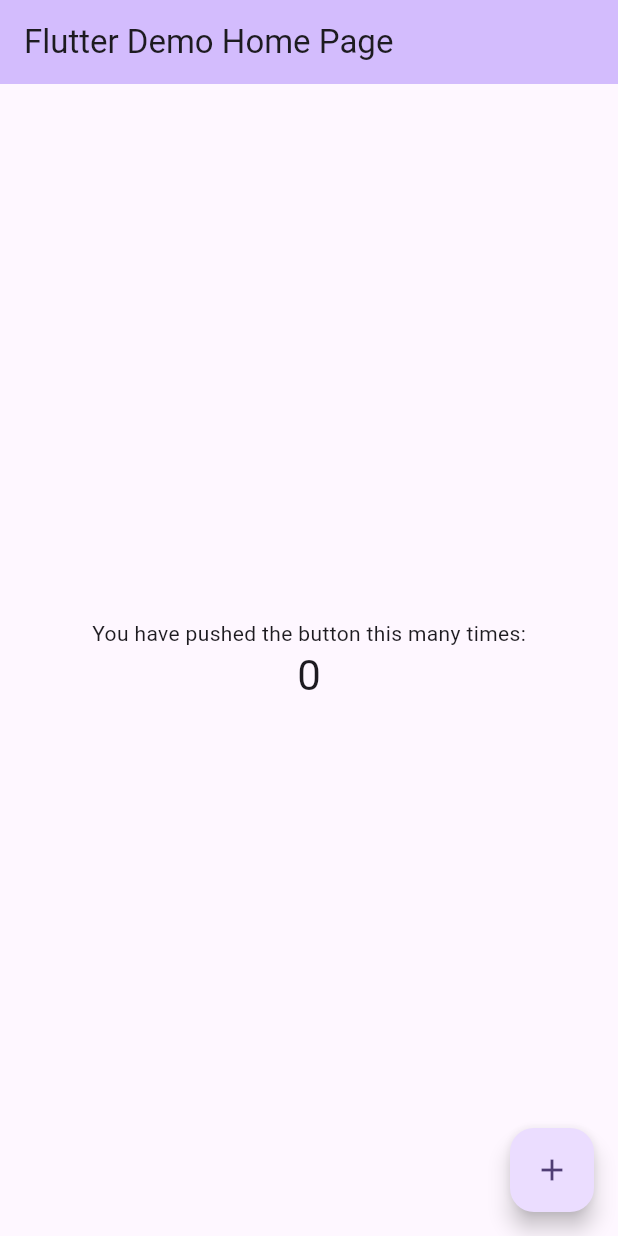
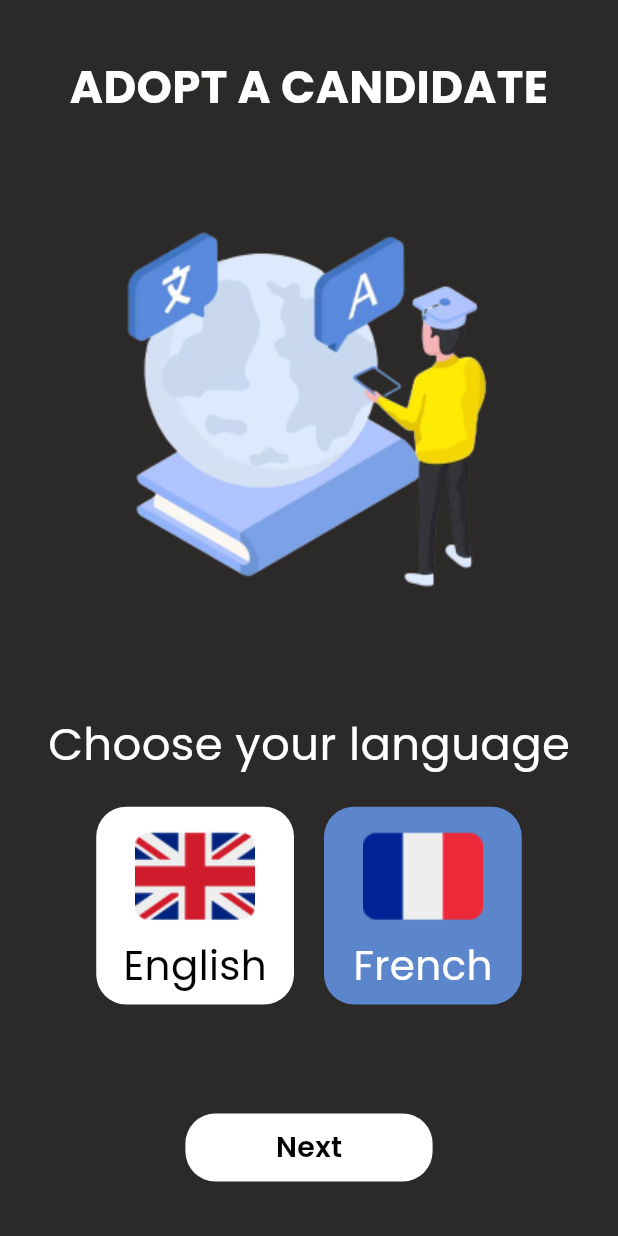
Before and after one commit to algosup/2023-2024-project-5-flutter-team-1, a Flutter app: the screen it shows after launch, on a phone screen of 412 x 824 dp. Run offline on Flutter 3.47's test engine with Material 3 defaults, Android fonts, the phone set to English and light mode, and no system bars; our stand-ins replace go_router, google_fonts.

Commit message:
Adding Home Page
Adding the Home Page into the code, to allow user to Select the application Language.

Code detailed (in the pages/languagehomepage.dart), for other files the code is explicit enough

```diff
--- a/src/lib/main.dart
+++ b/src/lib/main.dart
@@ -1,125 +1,18 @@
 import 'package:flutter/material.dart';
+import 'routes.dart';
 
 void main() {
-  runApp(const MyApp());
+  runApp(const Application());
 }
 
-class MyApp extends StatelessWidget {
-  const MyApp({super.key});
+class Application extends StatelessWidget {
+  const Application({super.key});
 
-  // This widget is the root of your application.
   @override
   Widget build(BuildContext context) {
-    return MaterialApp(
-      title: 'Flutter Demo',
-      theme: ThemeData(
-        // This is the theme of your application.
-        //
-        // TRY THIS: Try running your application with "flutter run". You'll see
-        // the application has a purple toolbar. Then, without quitting the app,
-        // try changing the seedColor in the colorScheme below to Colors.green
-        // and then invoke "hot reload" (save your changes or press the "hot
-        // reload" button in a Flutter-supported IDE, or press "r" if you used
-        // the command line to start the app).
-        //
-        // Notice that the counter didn't reset back to zero; the application
-        // state is not lost during the reload. To reset the state, use hot
-        // restart instead.
-        //
-        // This works for code too, not just values: Most code changes can be
-        // tested with just a hot reload.
-        colorScheme: ColorScheme.fromSeed(seedColor: Colors.deepPurple),
-        useMaterial3: true,
-      ),
-      home: const MyHomePage(title: 'Flutter Demo Home Page'),
+    return MaterialApp.router(
+      debugShowCheckedModeBanner: false,
+      routerConfig: routes,
     );
   }
 }
-
-class MyHomePage extends StatefulWidget {
-  const MyHomePage({super.key, required this.title});
-
-  // This widget is the home page of your application. It is stateful, meaning
-  // that it has a State object (defined below) that contains fields that affect
-  // how it looks.
-
-  // This class is the configuration for the state. It holds the values (in this
-  // case the title) provided by the parent (in this case the App widget) and
-  // used by the build method of the State. Fields in a Widget subclass are
-  // always marked "final".
-
-  final String title;
-
-  @override
-  State<MyHomePage> createState() => _MyHomePageState();
-}
-
-class _MyHomePageState extends State<MyHomePage> {
-  int _counter = 0;
-
-  void _incrementCounter() {
-    setState(() {
-      // This call to setState tells the Flutter framework that something has
-      // changed in this State, which causes it to rerun the build method below
-      // so that the display can reflect the updated values. If we changed
-      // _counter without calling setState(), then the build method would not be
-      // called again, and so nothing would appear to happen.
-      _counter++;
-    });
-  }
-
-  @override
-  Widget build(BuildContext context) {
-    // This method is rerun every time setState is called, for instance as done
-    // by the _incrementCounter method above.
-    //
-    // The Flutter framework has been optimized to make rerunning build methods
-    // fast, so that you can just rebuild anything that needs updating rather
-    // than having to individually change instances of widgets.
-    return Scaffold(
-      appBar: AppBar(
-        // TRY THIS: Try changing the color here to a specific color (to
-        // Colors.amber, perhaps?) and trigger a hot reload to see the AppBar
-        // change color while the other colors stay the same.
-        backgroundColor: Theme.of(context).colorScheme.inversePrimary,
-        // Here we take the value from the MyHomePage object that was created by
-        // the App.build method, and use it to set our appbar title.
-        title: Text(widget.title),
-      ),
-      body: Center(
-        // Center is a layout widget. It takes a single child and positions it
-        // in the middle of the parent.
-        child: Column(
-          // Column is also a layout widget. It takes a list of children and
-          // arranges them vertically. By default, it sizes itself to fit its
-          // children horizontally, and tries to be as tall as its parent.
-          //
-          // Column has various properties to control how it sizes itself and
-          // how it positions its children. Here we use mainAxisAlignment to
-          // center the children vertically; the main axis here is the vertical
-          // axis because Columns are vertical (the cross axis would be
-          // horizontal).
-          //
-          // TRY THIS: Invoke "debug painting" (choose the "Toggle Debug Paint"
-          // action in the IDE, or press "p" in the console), to see the
-          // wireframe for each widget.
-          mainAxisAlignment: MainAxisAlignment.center,
-          children: <Widget>[
-            const Text(
-              'You have pushed the button this many times:',
-            ),
-            Text(
-              '$_counter',
-              style: Theme.of(context).textTheme.headlineMedium,
-            ),
-          ],
-        ),
-      ),
-      floatingActionButton: FloatingActionButton(
-        onPressed: _incrementCounter,
-        tooltip: 'Increment',
-        child: const Icon(Icons.add),
-      ), // This trailing comma makes auto-formatting nicer for build methods.
-    );
-  }
-}
--- /dev/null
+++ b/src/lib/pages/languagehomepage.dart
@@ -0,0 +1,223 @@
+// File made by DELILLE Elone - https://github.com/HiNett
+import 'package:flutter/material.dart';
+import 'package:google_fonts/google_fonts.dart';
+
+class LanguageHomePage extends StatefulWidget {
+  const LanguageHomePage({super.key});
+
+  @override
+  State<LanguageHomePage> createState() => _LanguageHomePageState();
+}
+
+class _LanguageHomePageState extends State<LanguageHomePage> {
+  // Variables :
+  /*
+   * bool frenchSelected :
+   *    French Selected variable is used to setup the language on the page (French)
+   * bool englishSelected :
+   *    English Selected variable is used to setup the language on the page (English)
+   */
+  bool frenchSelected = false;
+  bool englishSelected = true;
+
+  // Main Page
+  @override
+  Widget build(BuildContext context) {
+    var size = MediaQuery.of(context).size;
+    return Scaffold(
+      backgroundColor: const Color.fromRGBO(44, 41, 41, 100),
+      body: SafeArea(
+        child: Center(
+          child: Column(
+            mainAxisAlignment: MainAxisAlignment.spaceAround,
+            children: [
+              Row(
+                mainAxisAlignment: MainAxisAlignment.center,
+                children: [
+                  Text(
+                    englishSelected ? "ADOPT A CANDIDATE" : "ADOPTE UN CANDIDAT",
+                    style: GoogleFonts.poppins(
+                      textStyle: const TextStyle(
+                        fontWeight: FontWeight.w700,
+                        color: Colors.white,
+                        fontSize: 30,
+                      ),
+                    ),
+                  ),
+                ],
+              ),
+              Row(
+                mainAxisAlignment: MainAxisAlignment.center,
+                children: [
+                  Image.asset("assets/images/languagehomepage.png"),
+                ],
+              ),
+              Column(
+                children: [
+                  Row(
+                    mainAxisAlignment: MainAxisAlignment.center,
+                    children: [
+                      Text(
+                        englishSelected ? "Choose your language" : "Choisis ta langue",
+                        style: GoogleFonts.poppins(
+                          textStyle: const TextStyle(
+                            fontWeight: FontWeight.w400,
+                            color: Colors.white,
+                            fontSize: 30,
+                          ),
+                        ),
+                      ),
+                    ],
+                  ),
+                  const SizedBox(height: 20),
+                  Row(
+                    mainAxisAlignment: MainAxisAlignment.center,
+                    children: [
+                      selectedLanguage("en_US"),
+                      const SizedBox(width: 20),
+                      selectedLanguage("fr_FR"),
+                    ],
+                  )
+                ],
+              ),
+              Row(
+                mainAxisAlignment: MainAxisAlignment.center,
+                children: [
+                  GestureDetector(
+                    child: Container(
+                      width: size.width * 0.4,
+                      height: size.width * 0.11,
+                      decoration: BoxDecoration(
+                        color: Colors.white,
+                        borderRadius: BorderRadius.circular(20),
+                      ),
+                      child: Center(
+                        child: Text(
+                          englishSelected ? "Next" : "Suivant",
+                          style: GoogleFonts.poppins(
+                            textStyle: const TextStyle(
+                              fontWeight: FontWeight.w600,
+                              color: Colors.black,
+                              fontSize: 19,
+                            ),
+                          ),
+                        ),
+                      ),
+                    ),
+                  )
+                ],
+              )
+            ],
+          ),
+        ),
+      ),
+    );
+  }
+
+  // Widget
+  /*
+   * selectedLanguage(String language) widget is used on the Main Page to displays the boxes
+   *    @param language : here you can only enter "fr_FR" or "en_US", else it will put the default value "en_US"
+   *
+   * bool isSelected is a variable used to change the page language when a box is selected (French or English box)
+   *
+   * Map<bool, Color> mapColor is a map that contains box color on selection
+   * For example: if frenchSelected is set to true, then the box will be using the "true: Colors.white" from the Map, else it will use the
+   *             "false: const Color.fromRGBO(92, 134, 203, 35)"
+   *
+   * Map<bool, Color> textColor is a map that contains text color on selection
+   * For example: if englishSelected is set to true, then the text will change from "Colors.white" to "Colors.black"
+   *
+   * Map<String, String> flagSelection is part of the creation of the box.
+   * On widget call, the "String language" (fr_FR || en_US) is used to set also the flags.
+   * For example : selectedLanguage("fr_FR") will display the french box, and used the flagSelection to used the right asset for the French Flag
+   * Flags are images (80x80 Pixels)
+   *
+   * Map<String, String> languageText is the displayed text on the box
+   * Using the @param language, we know that for the selectedLanguage("en_US") the box will display "English" if englishSelected
+   * variable is true. Else, if the variable englishSelected is false (frenchSelected is true) then the selectedLanguage("en_US")
+   * will display "Anglais"
+   *
+   * The widget will return a GestureDetector Widget
+   *
+   * Inside this GestureDetector we put a onTap detector to handle user action "Tap"
+   * onTap use setState() to edit the page states and edit it on real time
+   * setState() edit the variables frenchSelected and englishSelected to false or true, that edit automatically the language on
+   * the page to English or French
+   *
+   * Container() return the box with all the informations, relative to the Maps :
+   *  - Flag
+   *  - Text
+   *  - Color
+   */
+  Widget selectedLanguage(String language) {
+    var size = MediaQuery.of(context).size;
+
+    bool isSelected = (language == "fr_FR" && frenchSelected) ||
+                      (language == "en_US" && englishSelected);
+
+    Map<bool, Color> mapColor = {
+      true: Colors.white,
+      false: const Color.fromRGBO(92, 134, 203, 35),
+    };
+
+    Map<bool, Color> textColor = {
+      true: Colors.black,
+      false: Colors.white,
+    };
+
+    Map<String, String> flagSelection = {
+      "fr_FR": "assets/images/FrenchFlag.png",
+      "en_US": "assets/images/EnglishFlag.png",
+    };
+
+    Map<String, String> languageText = {
+      "fr_FR": frenchSelected ? "Français" : "French",
+      "en_US": englishSelected ? "English" : "Anglais",
+    };
+
+    return GestureDetector(
+      onTap: () {
+        setState(() {
+          if (language == "fr_FR") {
+            if (!frenchSelected) {
+              frenchSelected = true;
+              englishSelected = false;
+            }
+          } else if (language == "en_US") {
+            if (!englishSelected) {
+              englishSelected = true;
+              frenchSelected = false;
+            }
+          }
+        });
+      },
+      child: Container(
+        width: size.width * 0.32,
+        height: size.width * 0.32,
+        decoration: BoxDecoration(
+          color: mapColor[isSelected],
+          borderRadius: BorderRadius.circular(20),
+        ),
+        child: Center(
+          child: Column(
+            mainAxisAlignment: MainAxisAlignment.center,
+            children: [
+              Image.asset('${flagSelection[language]}'),
+              Text(
+                '${languageText[language]}',
+                style: GoogleFonts.poppins(
+                  textStyle: TextStyle(
+                    fontWeight: FontWeight.w400,
+                    color: textColor[isSelected],
+                    fontSize: 27,
+                  ),
+                ),
+              ),
+            ],
+          ),
+        ),
+      ),
+    );
+  }
+}
--- /dev/null
+++ b/src/lib/routes.dart
@@ -0,0 +1,15 @@
+import 'package:flutter/material.dart';
+import 'package:go_router/go_router.dart';
+import 'package:flutter/cupertino.dart';
+import 'pages/languagehomepage.dart';
+
+final routes = GoRouter(
+  routes: [
+    GoRoute(
+      path: "/",
+      name: "LanguageHomePage",
+      // ignore: prefer_const_constructors
+      builder: (BuildContext context, GoRouterState state) => LanguageHomePage(),
+    )
+  ]
+);
```
Also changed, not shown: src/pubspec.yaml (+12 -3 lines), src/assets/images/EnglishFlag.png (added), src/assets/images/FrenchFlag.png (added), src/assets/images/languagehomepage.png (added), src/fonts/Poppins-Bold.ttf (added), src/fonts/Poppins-Regular.ttf (added), src/pubspec.lock, 15 other files.
